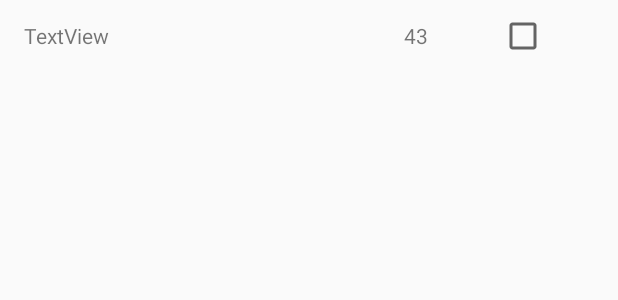
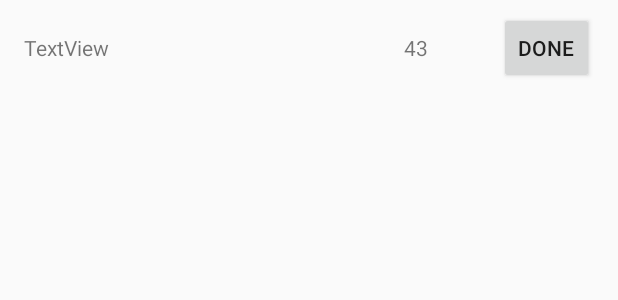
Before and after one commit to AaronVillanueva/HabitApp2, an Android app: the layout renglon_habito.xml on its own in the app's theme, with its tools: preview values and no code run, on a phone screen of 412 x 824 dp. Shown: the top 300 px of the screen. Run offline under Robolectric (Android 15) with nearby library versions, the phone set to English and light mode, and no system bars.

```diff
--- a/app/src/main/java/mx/itesm/habitapp2/NuevoHabito.kt
+++ b/app/src/main/java/mx/itesm/habitapp2/NuevoHabito.kt
@@ -9,11 +9,10 @@ import com.google.firebase.database.FirebaseDatabase
 import kotlinx.android.synthetic.main.activity_nuevo_habito.*
 
 class NuevoHabito : AppCompatActivity() {
-    private lateinit var db: databaseController
+    private var db=databaseController()
     override fun onCreate(savedInstanceState: Bundle?) {
         super.onCreate(savedInstanceState)
         setContentView(R.layout.activity_nuevo_habito)
-        var db=databaseController()
         val size = intent.getStringExtra("arrSize").toInt()
         Log.d("arrSize",size.toString())
     }
@@ -22,7 +21,7 @@ class NuevoHabito : AppCompatActivity() {
         var db=databaseController()
         val size = intent.getStringExtra("arrSize").toInt()
         val texto=entrada.text.toString()
-        db.escribirHabitUsuarioStrings("$texto","0",size)
+        db.escribirHabitUsuarioStrings("$texto","0",db.getDate(),size)
         val inten= Intent(this, MainActivity::class.java)
         startActivity(inten)
     }
--- a/app/src/main/java/mx/itesm/habitapp2/adaptadorHabito.kt
+++ b/app/src/main/java/mx/itesm/habitapp2/adaptadorHabito.kt
@@ -30,6 +30,11 @@ class adaptadorHabito (private val contexto: Context, var arrHabitos: MutableLis
         val habito = arrHabitos[position]
         holder.vistaRenglon.tvNombre.text=habito.nombre
         holder.vistaRenglon.tvPuntaje.text=habito.puntaje
+
+        //no tocar
+        val pos=(position+1).toString()
+        holder.vistaRenglon.botonDone.setHint(pos)
+
         holder.vistaRenglon.setOnClickListener{
             listener?.itemClicked(position)
         }
--- a/app/src/main/res/layout/activity_configuracios_habito.xml
+++ b/app/src/main/res/layout/activity_configuracios_habito.xml
@@ -50,6 +50,7 @@
         android:layout_width="wrap_content"
         android:layout_height="wrap_content"
         android:layout_marginBottom="48dp"
+        android:hint="gg5"
         android:onClick="actualizarHabito"
         android:text="Actualizar"
         app:layout_constraintBottom_toBottomOf="parent"
--- a/app/src/main/res/layout/renglon_habito.xml
+++ b/app/src/main/res/layout/renglon_habito.xml
@@ -31,10 +31,12 @@
             android:layout_weight="1"
             android:text="43" />
 
-        <CheckBox
-            android:id="@+id/checkBox"
+        <Button
+            android:id="@+id/botonDone"
             android:layout_width="match_parent"
             android:layout_height="wrap_content"
-            android:layout_weight="1" />
+            android:layout_weight="1"
+            android:onClick="checkmarked"
+            android:text="Done" />
     </LinearLayout>
 </LinearLayout>
```
Also changed, not shown: app/src/main/java/mx/itesm/habitapp2/Habit.kt (+4 -3 lines), app/src/main/java/mx/itesm/habitapp2/MainActivity.kt (+13 -13 lines), app/src/main/java/mx/itesm/habitapp2/databaseController.kt (+35 -3 lines).
